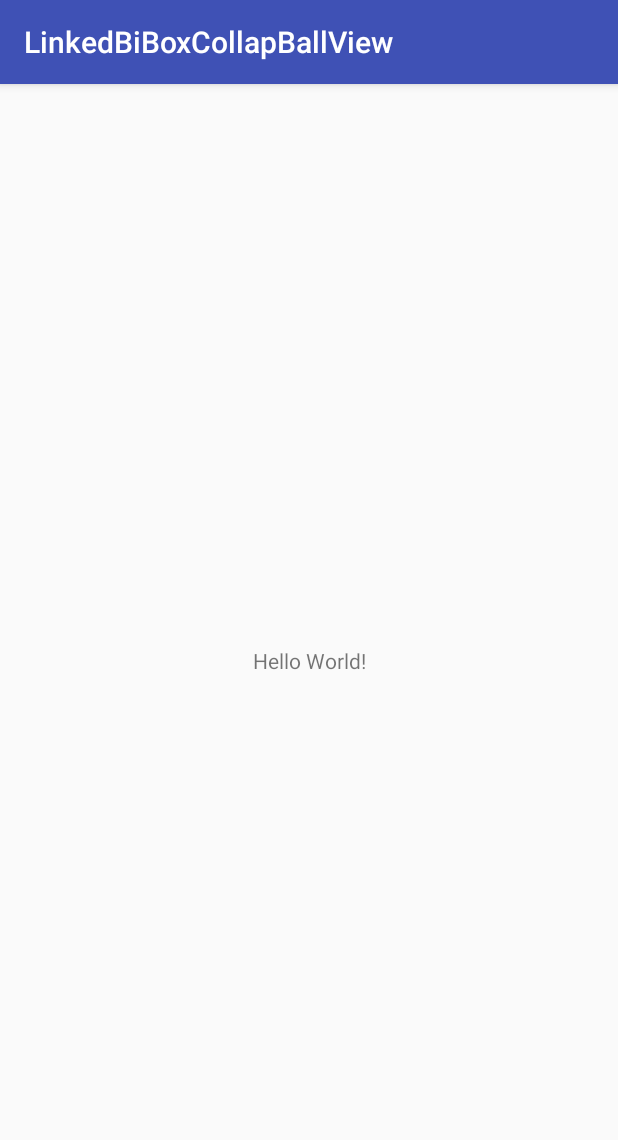
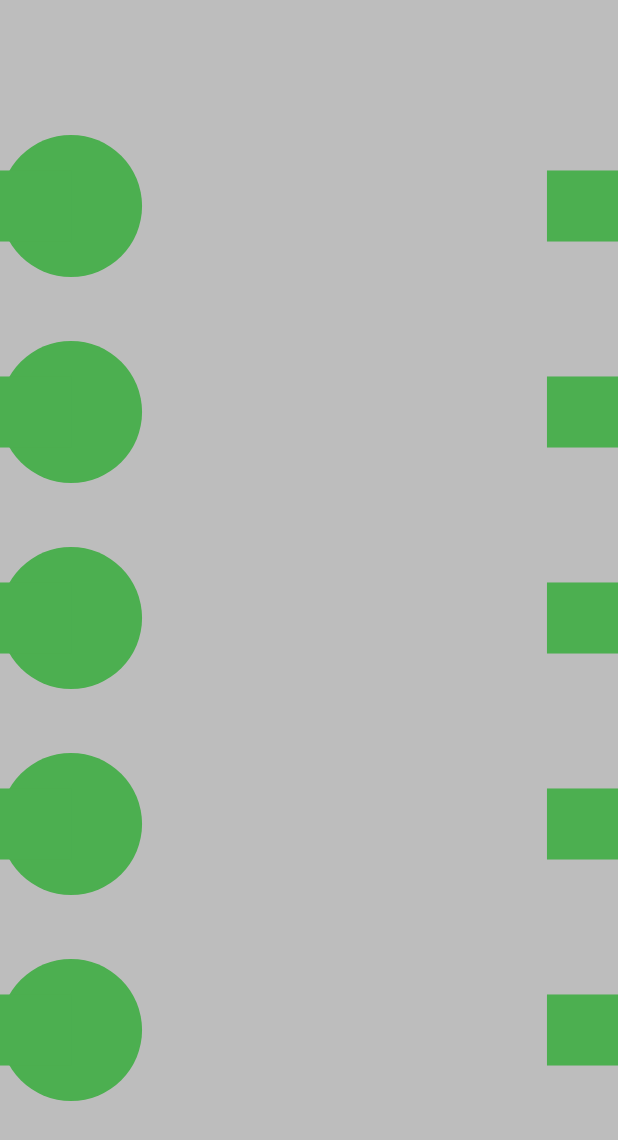
Before and after one commit to Anwesh43/BiBoxCollapBallView, an Android app: the screen it shows after launch (MainActivity), on a phone screen of 412 x 824 dp. Shown: the top 1140 px of the screen. Run offline under Robolectric (Android 15) with nearby library versions, the phone set to English and light mode, and no system bars.

```diff
--- a/app/build.gradle
+++ b/app/build.gradle
@@ -27,6 +27,7 @@ dependencies {
     androidTestImplementation 'com.android.support.test:runner:1.0.1'
     androidTestImplementation 'com.android.support.test.espresso:espresso-core:3.0.1'
     compile "org.jetbrains.kotlin:kotlin-stdlib-jre7:$kotlin_version"
+    compile project(":biboxcollapballview")
 }
 repositories {
     mavenCentral()
--- a/app/src/main/java/com/anwesh/uiprojects/linkedbiboxcollapballview/MainActivity.kt
+++ b/app/src/main/java/com/anwesh/uiprojects/linkedbiboxcollapballview/MainActivity.kt
@@ -2,11 +2,19 @@ package com.anwesh.uiprojects.linkedbiboxcollapballview
 
 import android.support.v7.app.AppCompatActivity
 import android.os.Bundle
+import android.view.WindowManager
+import com.anwesh.uiprojects.biboxcollapballview.BiBoxCollapView
 
 class MainActivity : AppCompatActivity() {
 
     override fun onCreate(savedInstanceState: Bundle?) {
         super.onCreate(savedInstanceState)
-        setContentView(R.layout.activity_main)
+        BiBoxCollapView.create(this)
+        fullScreen()
     }
 }
+
+fun MainActivity.fullScreen() {
+    supportActionBar?.hide()
+    window.addFlags(WindowManager.LayoutParams.FLAG_FULLSCREEN)
+}
```
